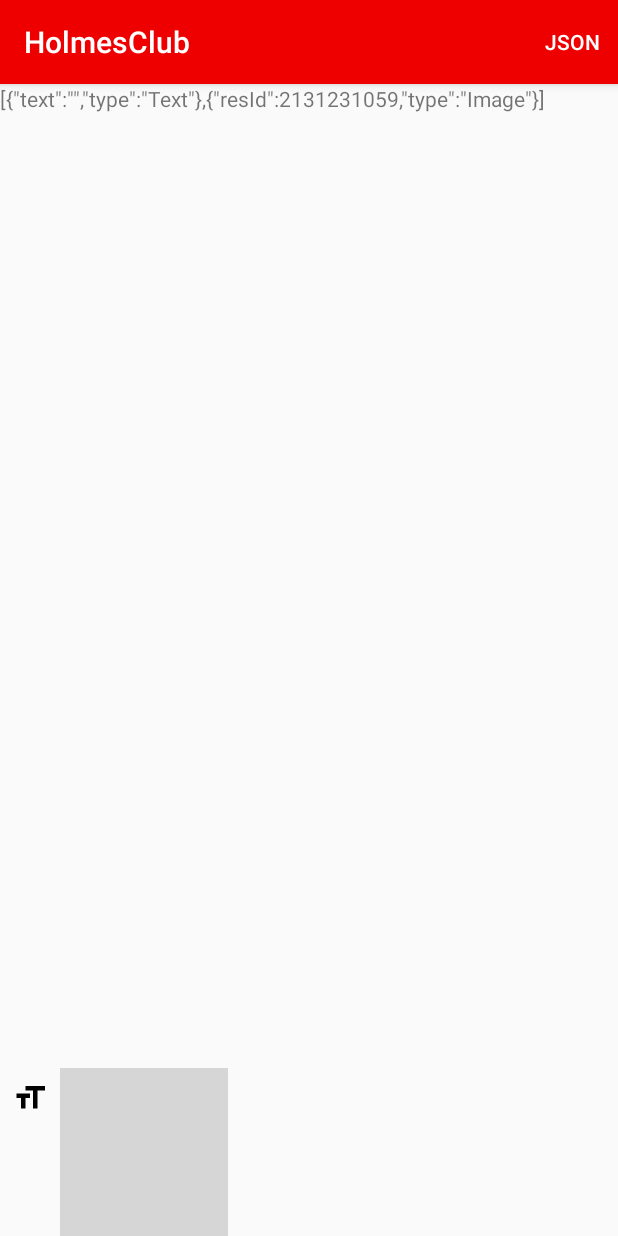
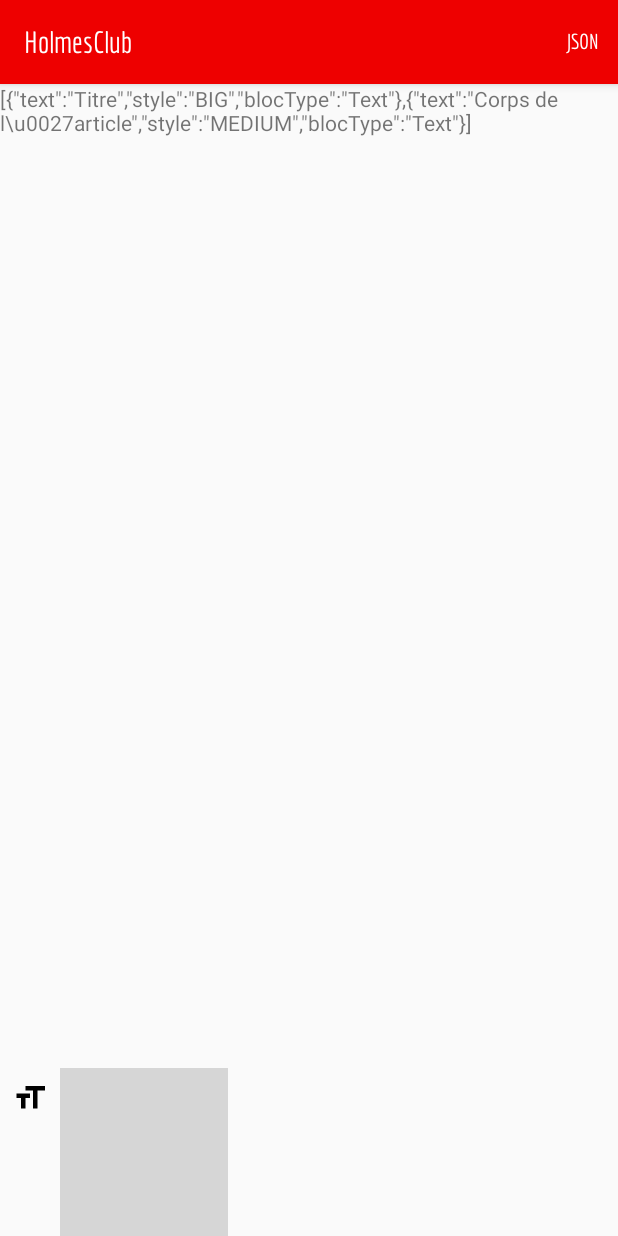
Before and after one commit to davinncia/HolmesClub, an Android app: the screen it shows after launch (WritingActivity), after a tap on "JSON", on a phone screen of 412 x 824 dp. Run offline under Robolectric (Android 15) with nearby library versions, the phone set to English and light mode, and no system bars; grey boxes are pictures that could not be loaded.

Commit message:
Font and styles work. Migrating to MVVM.

```diff
--- a/app/src/main/java/com/davinciapp/holmesclub/JsonParser.kt
+++ b/app/src/main/java/com/davinciapp/holmesclub/JsonParser.kt
@@ -17,7 +17,7 @@ class JsonParser {
         //val blocs = Gson().fromJson<List<TextBloc>>(json, blocType)
         //return blocs
 
-        val deserializer = BlocDeserializer("type")
+        val deserializer = BlocDeserializer("blocType")
         deserializer.registerBlocType("Text", TextBloc::class.java)
         deserializer.registerBlocType("Image", ImageBloc::class.java)
         val gson = GsonBuilder().registerTypeAdapter(Bloc::class.java, deserializer).create()
--- a/app/src/main/java/com/davinciapp/holmesclub/TextBlocWidget.kt
+++ b/app/src/main/java/com/davinciapp/holmesclub/TextBlocWidget.kt
@@ -3,21 +3,21 @@ package com.davinciapp.holmesclub
 import android.content.Context
 import android.graphics.PorterDuff
 import android.graphics.Typeface
-import android.text.Editable
 import android.text.Spannable
 import android.text.SpannableString
-import android.text.TextWatcher
-import android.text.style.DynamicDrawableSpan
 import android.text.style.ImageSpan
-import android.widget.Toast
+import androidx.core.content.res.ResourcesCompat
+import com.davinciapp.holmesclub.WritingStyle.Styles
 
 
 class TextBlocWidget(context: Context)
     : androidx.appcompat.widget.AppCompatEditText(context) {
 
+    var textStyle = Styles.MEDIUM
+
     init {
-        this.setPadding(8, 8, 8, 8)
         this.backgroundTintMode = PorterDuff.Mode.CLEAR
+        this.setStyle(Styles.MEDIUM) //Set default style
 
         /*
         placeBeginIndicator()
@@ -56,20 +56,28 @@ class TextBlocWidget(context: Context)
     //--------------------------------------------------------------------------------------------//
     //                                         S T Y L E S
     //--------------------------------------------------------------------------------------------//
-    private fun setStyle(style: WritingStyle) {
-        this.textSize = style.size
-        this.setTypeface(null, style.typeFace)
+    fun setStyle(styleType: Styles) {
+        val writingStyle =
+            when (styleType) {
+            Styles.SMALL -> {
+                textStyle = Styles.SMALL
+                WritingStyle(16F)
+            }
+            Styles.BIG -> {
+                textStyle = Styles.BIG
+                WritingStyle(24F, 16, Typeface.BOLD)
+            }
+            else -> {
+                Styles.MEDIUM
+                WritingStyle()
+            }
+        }
+
+        this.textSize = writingStyle.size
+        this.setTypeface(ResourcesCompat.getFont(context, R.font.economica), writingStyle.typeFace)
+        this.setPadding(8, writingStyle.padding, 8, writingStyle.padding)
     }
 
-    fun styleDefault() {
-        setStyle(WritingStyle(18F, Typeface.NORMAL))
-    }
-    fun styleBig() {
-        setStyle(WritingStyle(21F, Typeface.BOLD))
-    }
-    fun styleSmall() {
-        setStyle(WritingStyle(16F, Typeface.ITALIC))
-    }
 
     //Always starts with an invisible space -> help us know when to delete the edit text
     private fun placeBeginIndicator() {
--- a/app/src/main/java/com/davinciapp/holmesclub/WritingActivity.kt
+++ b/app/src/main/java/com/davinciapp/holmesclub/WritingActivity.kt
@@ -6,12 +6,16 @@ import androidx.appcompat.app.AppCompatActivity
 import android.os.Bundle
 import android.view.*
 import android.widget.*
+import androidx.lifecycle.Observer
+import androidx.lifecycle.ViewModelProvider
+import com.davinciapp.holmesclub.di.ViewModelFactory
 import com.davinciapp.holmesclub.model.Bloc
 import com.davinciapp.holmesclub.model.ImageBloc
 import com.davinciapp.holmesclub.model.TextBloc
 
 class WritingActivity : AppCompatActivity() {
 
+    private lateinit var viewModel: WritingViewModel
     private val layout by bind<LinearLayout>(R.id.linear_layout_writing)
 
     //DEBUG
@@ -21,11 +25,33 @@ class WritingActivity : AppCompatActivity() {
         super.onCreate(savedInstanceState)
         setContentView(R.layout.activity_writing)
 
-        addTextBloc()
-
         //CLICKS
         findViewById<ImageView>(R.id.iv_font_size_writing).setOnClickListener { showFontOptionsPopUp(it) }
         findViewById<ImageView>(R.id.iv_paragraph_writing).setOnClickListener { showParagraphOptionsPopUp(it) }
+
+        //Getting ViewModel via Factory
+        viewModel = ViewModelProvider(
+            this, ViewModelFactory.getInstance(application))[WritingViewModel::class.java]
+
+        //Listening
+        viewModel.blocs.observe(this, Observer {
+            //Retrieved draft
+            //DEBUG
+            layout.removeAllViews()
+            displayBlocsOnView(it)
+        })
+
+        //DEBUG
+        viewModel.testJson.observe(this, Observer {
+            //Display JSON
+            val textView = TextView(this)
+            textView.text = it
+            layout.removeAllViews()
+            layout.addView(textView)
+        })
+
+        addTextBloc()
+
     }
 
 
@@ -60,26 +86,28 @@ class WritingActivity : AppCompatActivity() {
         //POP UP WINDOW
         val inflater = getSystemService(Context.LAYOUT_INFLATER_SERVICE) as LayoutInflater
         val popView = inflater.inflate(R.layout.popup_window_font, null, false)
-        val popup = PopupWindow(popView, LinearLayout.LayoutParams.WRAP_CONTENT,  LinearLayout.LayoutParams.WRAP_CONTENT, true)
+        val popWindow = PopupWindow(popView, LinearLayout.LayoutParams.WRAP_CONTENT,  LinearLayout.LayoutParams.WRAP_CONTENT, true)
 
         popView.findViewById<ImageView>(R.id.iv_font_big_writing).setOnClickListener {
             //BIG
             currentFocus?.let {
                 if (it is TextBlocWidget) {
-                    it.styleBig()
+                    it.setStyle(WritingStyle.Styles.BIG)
                 }
             }
+            popWindow.dismiss()
         }
 
         popView.findViewById<ImageView>(R.id.iv_font_small_writing).setOnClickListener {
             //SMALL
             currentFocus?.let {
                 if (it is TextBlocWidget) {
-                    it.styleSmall()
+                    it.setStyle(WritingStyle.Styles.SMALL)
                 }
             }
+            popWindow.dismiss()
         }
-        popup.showAsDropDown(view, 50, -250)
+        popWindow.showAsDropDown(view, 50, -250)
     }
 
     private fun showParagraphOptionsPopUp(view: View) {
@@ -127,9 +155,11 @@ class WritingActivity : AppCompatActivity() {
     //                                       A C T I O N
     //--------------------------------------------------------------------------------------------//
     private fun addTextBloc() {
+        val textBloc = TextBlocWidget(this)
+        layout.addView(textBloc)
+        textBloc.requestFocus()
 
-
-        layout.addView(TextBlocWidget(this))/*, object : TextBloc.SpecialKeyPressed {
+        /*, object : TextBloc.SpecialKeyPressed {
             override fun onEnterPressed(endText: CharSequence) {
                 Toast.makeText(applicationContext, endText, Toast.LENGTH_SHORT).show()
                 addTextBloc()
@@ -142,8 +172,24 @@ class WritingActivity : AppCompatActivity() {
         */
     }
 
+    private fun displayBlocsOnView(blocs: List<Bloc>) {
+        for (bloc in blocs) {
+            if (bloc is TextBloc) {
+                val editText = TextBlocWidget(this)
+                editText.setText(bloc.text)
+                editText.setStyle(bloc.style)
+                layout.addView(editText)
+            } else if (bloc is ImageBloc) {
+                val imageView = ImageView(this) //Picture placeholder
+                imageView.background = getDrawable(bloc.resId)
+                layout.addView(imageView)
+                //Fetch picture in BackGround
+            }
+        }
+    }
+
     private fun parseToJson() {
-
+/*
         val blocs = arrayListOf<Bloc>()
 
         for (i in 0 until layout.childCount) {
@@ -162,9 +208,13 @@ class WritingActivity : AppCompatActivity() {
 
         layout.removeAllViews()
         layout.addView(textView)
+
+ */
     }
 
     private fun parseToBlocs() {
+        /*
+
         val json = (layout.getChildAt(0) as TextView).text.toString()
         layout.removeAllViews()
         //val blocs = JsonParser().parseToBlocs(json)
@@ -181,6 +231,7 @@ class WritingActivity : AppCompatActivity() {
             }
 
         }
+         */
     }
 
     //--------------------------------------------------------------------------------------------//
@@ -195,10 +246,11 @@ class WritingActivity : AppCompatActivity() {
         when(item.itemId) {
             R.id.menu_item_json_writing -> {
                 isJson = if (isJson) {
-                    parseToBlocs()
+                    val json = (layout.getChildAt(0) as TextView).text.toString()
+                    viewModel.readAndExposeJson(json)
                     false
                 } else {
-                    parseToJson()
+                    viewModel.showJson(layout)
                     true
                 }
                 Toast.makeText(this, "JSON", Toast.LENGTH_SHORT).show()
@@ -216,6 +268,11 @@ class WritingActivity : AppCompatActivity() {
 
 
     //--------------------------------------------------------------------------------------------//
+    override fun onStop() {
+        viewModel.saveDraft(layout)
+        super.onStop()
+    }
+
     companion object {
         fun newIntent(context: Context): Intent {
             return Intent(context, WritingActivity::class.java)
--- a/app/src/main/java/com/davinciapp/holmesclub/WritingStyle.kt
+++ b/app/src/main/java/com/davinciapp/holmesclub/WritingStyle.kt
@@ -1,3 +1,13 @@
 package com.davinciapp.holmesclub
 
-data class WritingStyle(val size: Float = 18F, val typeFace: Int)
+import android.graphics.Typeface
+
+data class WritingStyle(
+    val size: Float = 18F,
+    val padding: Int = 8,
+    val typeFace: Int = Typeface.NORMAL){
+
+    enum class Styles {
+        MEDIUM, SMALL, BIG
+    }
+}
--- a/app/src/main/java/com/davinciapp/holmesclub/WritingViewModel.kt
+++ b/app/src/main/java/com/davinciapp/holmesclub/WritingViewModel.kt
@@ -1,9 +1,59 @@
 package com.davinciapp.holmesclub
 
+import android.util.Log
+import android.widget.ImageView
+import android.widget.LinearLayout
+import androidx.lifecycle.LiveData
+import androidx.lifecycle.MutableLiveData
 import androidx.lifecycle.ViewModel
+import com.davinciapp.holmesclub.model.Bloc
+import com.davinciapp.holmesclub.model.ImageBloc
+import com.davinciapp.holmesclub.model.TextBloc
 
-class WritingViewModel(jsonParser: JsonParser) : ViewModel() {
+class WritingViewModel(private val jsonParser: JsonParser) : ViewModel() {
 
+    private val blocsMutable = MutableLiveData<List<Bloc>>()
+    val blocs: LiveData<List<Bloc>> = blocsMutable
 
+    val testJson = MutableLiveData<String>()
+
+    init {
+        //Get draft if existing
+        readAndExposeJson("""[{"style":"BIG","text":"Titre","blocType":"Text"},{"style":"MEDIUM","text":"Corps de l\u0027article","blocType":"Text"}]""")
+
+    }
+
+    fun saveDraft(layout: LinearLayout) {
+        val jsonArticle = convertToJson(layout)
+        Log.d("debuglog", jsonArticle)
+        readAndExposeJson(jsonArticle)
+    }
+
+    //DEBUG
+    fun showJson(layout: LinearLayout) {
+        val jsonArticle = convertToJson(layout)
+        //DEBUG
+        testJson.value = jsonArticle
+    }
+
+    private fun convertToJson(layout: LinearLayout): String {
+        val blocs = arrayListOf<Bloc>()
+
+        for (i in 0 until layout.childCount) {
+            val bloc = layout.getChildAt(i)
+            if (bloc is TextBlocWidget) {
+                blocs.add(TextBloc(bloc.text.toString(), bloc.textStyle))
+            } else if (bloc is ImageView) {
+                blocs.add(ImageBloc())
+            }
+        }
+
+        return  jsonParser.parseToJson(blocs)
+    }
+
+    fun readAndExposeJson(jsonStr: String){
+        val blocs = jsonParser.deserializeBlocs(jsonStr)
+        blocsMutable.value = blocs
+    }
 
 }
--- /dev/null
+++ b/app/src/main/java/com/davinciapp/holmesclub/di/ViewModelFactory.kt
@@ -0,0 +1,35 @@
+package com.davinciapp.holmesclub.di
+
+import android.app.Application
+import androidx.lifecycle.ViewModel
+import androidx.lifecycle.ViewModelProvider
+import com.davinciapp.holmesclub.JsonParser
+import com.davinciapp.holmesclub.WritingViewModel
+
+class ViewModelFactory private constructor(private val application: Application): ViewModelProvider.Factory {
+
+    @Suppress("UNCHECKED_CAST")
+    override fun <T : ViewModel?> create(modelClass: Class<T>): T {
+        when {
+            modelClass.isAssignableFrom(WritingViewModel::class.java) -> {
+                return WritingViewModel(JsonParser()) as T
+            }
+            else -> throw IllegalArgumentException("Unknown ViewModel class")
+        }
+    }
+
+    companion object {
+        private var INSTANCE: ViewModelFactory? = null
+
+        fun getInstance(application: Application): ViewModelFactory {
+            if (INSTANCE == null) {
+                synchronized(ViewModelFactory) {
+                    if (INSTANCE == null) {
+                        INSTANCE = ViewModelFactory(application)
+                    }
+                }
+            }
+            return INSTANCE!!
+        }
+    }
+}
--- a/app/src/main/java/com/davinciapp/holmesclub/model/TextBloc.kt
+++ b/app/src/main/java/com/davinciapp/holmesclub/model/TextBloc.kt
@@ -1,16 +1,19 @@
 package com.davinciapp.holmesclub.model
 
 import com.davinciapp.holmesclub.R
+import com.davinciapp.holmesclub.WritingStyle
 
+//Parent class precizing type for Json deserialization
 abstract class Bloc{
-    var type = "Animal"
+    var blocType = "Animal"
 }
 
 data class TextBloc(
-    val text: String
+    val text: String,
+    val style: WritingStyle.Styles
 ): Bloc() {
     init {
-        type = "Text"
+        blocType = "Text"
     }
 }
 
@@ -18,6 +21,6 @@ data class ImageBloc(
     val resId: Int = R.drawable.ic_font_size
 ) : Bloc() {
     init {
-        type = "Image"
+        blocType = "Image"
     }
 }
--- /dev/null
+++ b/app/src/main/res/font/economica.xml
@@ -0,0 +1,20 @@
+<?xml version="1.0" encoding="utf-8"?>
+<font-family xmlns:android="http://schemas.android.com/apk/res/android"
+    xmlns:app="http://schemas.android.com/apk/res-auto">
+
+    <font
+        app:font="@font/economica_regular"
+        app:fontStyle="normal"
+        app:fontWeight="400"/>
+
+    <font
+        app:font="@font/economica_bold"
+        app:fontStyle="normal"
+        app:fontWeight="700"/>
+
+    <font
+        app:font="@font/economica_italic"
+        app:fontStyle="italic"
+        app:fontWeight="400"/>
+
+</font-family>
--- a/app/src/main/res/layout/activity_main.xml
+++ b/app/src/main/res/layout/activity_main.xml
@@ -9,6 +9,7 @@
     <TextView
         android:layout_width="wrap_content"
         android:layout_height="wrap_content"
+        android:fontFamily="@font/dawn"
         android:text="Hello World!"
         app:layout_constraintBottom_toBottomOf="parent"
         app:layout_constraintLeft_toLeftOf="parent"
--- a/app/src/main/res/values/styles.xml
+++ b/app/src/main/res/values/styles.xml
@@ -8,6 +8,8 @@
         <item name="colorPrimary">@color/colorPrimary</item>
         <item name="colorPrimaryDark">@color/colorPrimaryDark</item>
         <item name="colorAccent">@color/colorAccent</item>
+
+        <item name="fontFamily">@font/economica</item>
     </style>
 
     <style name="CustomPopUpMenuStyle" parent="Widget.AppCompat.Light.PopupMenu">
```
Also changed, not shown: app/src/main/res/font/dawn.ttf (added), app/src/main/res/font/economica_bold.ttf (added), app/src/main/res/font/economica_italic.ttf (added), app/src/main/res/font/economica_regular.ttf (added).
